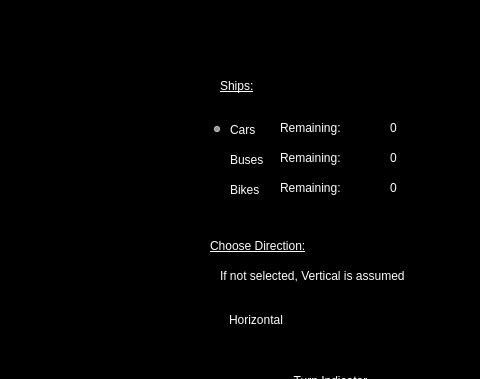
Before: the Qt Designer form FrontEndMain/FrontEndMain/menuwindow.ui in drewanderson17/BattleShips, drawn with Qt 5; both pictures show x 320 to 800 and y 0 to 379 of the 800 by 600 pixel window.
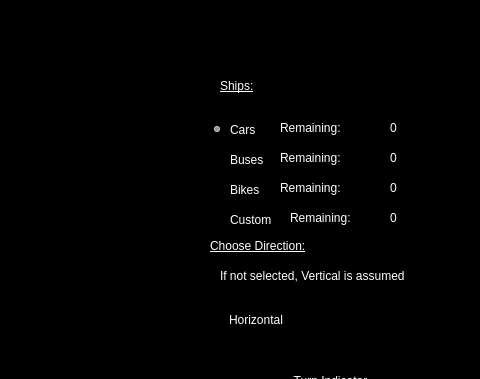
After: the same form once the commit is applied. The open tabs and pages were chosen to show the change. Icons and pictures are not drawn.

Patch:
```diff
--- a/FrontEndMain/FrontEndMain/menuwindow.ui
+++ b/FrontEndMain/FrontEndMain/menuwindow.ui
@@ -603,6 +603,57 @@
        <string/>
       </property>
      </widget>
+     <widget class="QRadioButton" name="customRadio">
+      <property name="geometry">
+       <rect>
+        <x>530</x>
+        <y>210</y>
+        <width>71</width>
+        <height>19</height>
+       </rect>
+      </property>
+      <property name="styleSheet">
+       <string notr="true">color: rgb(255, 255, 255);
+font: 14pt &quot;MS Shell Dlg 2&quot;;</string>
+      </property>
+      <property name="text">
+       <string>Custom</string>
+      </property>
+     </widget>
+     <widget class="QLabel" name="RemainingLabel_4">
+      <property name="geometry">
+       <rect>
+        <x>610</x>
+        <y>210</y>
+        <width>101</width>
+        <height>16</height>
+       </rect>
+      </property>
+      <property name="styleSheet">
+       <string notr="true">color: rgb(255, 255, 255);
+font: 14pt &quot;MS Shell Dlg 2&quot;;</string>
+      </property>
+      <property name="text">
+       <string>Remaining:</string>
+      </property>
+     </widget>
+     <widget class="QLabel" name="customTotal">
+      <property name="geometry">
+       <rect>
+        <x>710</x>
+        <y>210</y>
+        <width>47</width>
+        <height>16</height>
+       </rect>
+      </property>
+      <property name="styleSheet">
+       <string notr="true">color: rgb(255, 255, 255);
+font: 14pt &quot;MS Shell Dlg 2&quot;;</string>
+      </property>
+      <property name="text">
+       <string>0</string>
+      </property>
+     </widget>
     </widget>
     <widget class="QWidget" name="OptionsPage">
      <property name="styleSheet">
```
Left out of the diff: 44 changed lines with no effect on the pictures.
